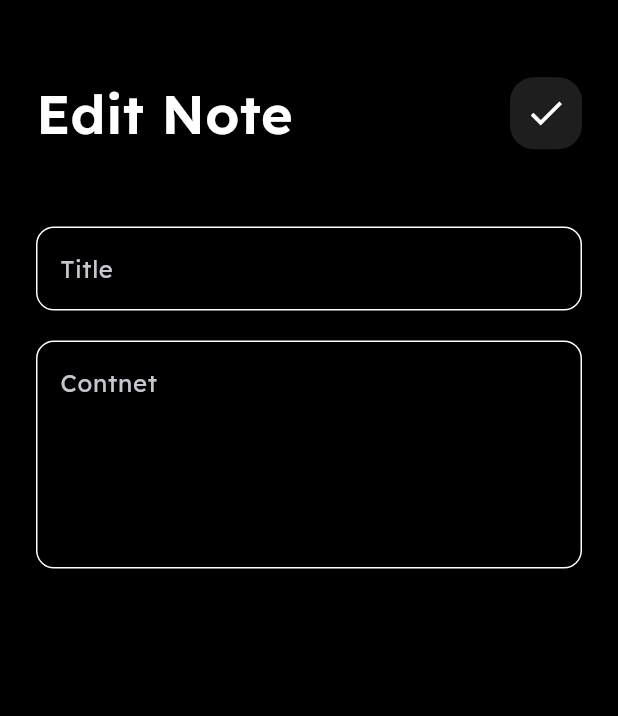
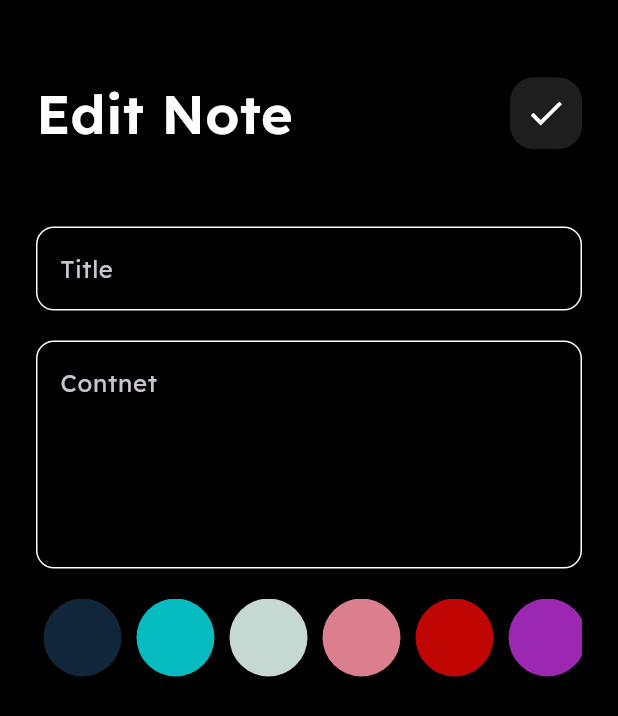
Before and after one commit to MahmooudHesham/notes_app, a Flutter app: the EditeNoteView screen opened directly with empty values, on a phone screen of 412 x 824 dp. Shown: the top 716 px of the screen. Run offline on Flutter 3.47's test engine with Material 3 defaults, Android fonts, the phone set to English and light mode, and no system bars; our stand-ins replace bloc, flutter_bloc, hive, hive_flutter; accounts and stored records are empty.

Commit message:
add color list to edit note

```diff
--- a/lib/constants.dart
+++ b/lib/constants.dart
@@ -2,3 +2,11 @@ import 'package:flutter/material.dart';
 
 const kPrimaryColour = Colors.amber;
 const kNoteBox = 'notes_box';
+const List<Color> kColors = [
+  Color(0xff12263A),
+  Color(0xff06BCC1),
+  Color(0xffC5D8D1),
+  Color(0xffDB7F8E),
+  Color(0xffBF0603),
+  Color(0xFF9C27B0),
+];
--- /dev/null
+++ b/lib/widgets/edit_note_colors_listview.dart
@@ -0,0 +1,47 @@
+import 'package:flutter/material.dart';
+import 'package:notes_app/constants.dart';
+import 'package:notes_app/models/note_model.dart';
+import 'package:notes_app/widgets/colors_listview.dart';
+
+class EditNoteColorsList extends StatefulWidget {
+  const EditNoteColorsList({super.key, required this.note});
+  final NoteModel note;
+  @override
+  State<EditNoteColorsList> createState() => _EditNoteColorsListState();
+}
+
+class _EditNoteColorsListState extends State<EditNoteColorsList> {
+  late int currentIndex;
+  @override
+  void initState() {
+    currentIndex = kColors.indexOf(Color(widget.note.color));
+    super.initState();
+  }
+
+  @override
+  Widget build(BuildContext context) {
+    return SizedBox(
+      height: 26 * 2,
+      child: ListView.builder(
+        scrollDirection: Axis.horizontal,
+        itemCount: kColors.length,
+        itemBuilder: (context, index) {
+          return Padding(
+            padding: const EdgeInsets.symmetric(horizontal: 5),
+            child: GestureDetector(
+              onTap: () {
+                currentIndex = index;
+                widget.note.color = kColors[index].toARGB32();
+                setState(() {});
+              },
+              child: ColorItem(
+                color: kColors[index],
+                isActive: currentIndex == index,
+              ),
+            ),
+          );
+        },
+      ),
+    );
+  }
+}
--- a/lib/widgets/edit_note_view_body.dart
+++ b/lib/widgets/edit_note_view_body.dart
@@ -4,6 +4,7 @@ import 'package:notes_app/cubits/Notes_cubit/notes_cubit.dart';
 import 'package:notes_app/models/note_model.dart';
 import 'package:notes_app/widgets/custom_app_bar.dart';
 import 'package:notes_app/widgets/cutsom_text_form_field.dart';
+import 'package:notes_app/widgets/edit_note_colors_listview.dart';
 
 class EditNoteViewBody extends StatefulWidget {
   const EditNoteViewBody({super.key, required this.note});
@@ -52,6 +53,8 @@ class _EditNoteViewBodyState extends State<EditNoteViewBody> {
             hint: 'Contnet',
             maxLines: 5,
           ),
+          const SizedBox(height: 20),
+          EditNoteColorsList(note: widget.note),
         ],
       ),
     );
```
